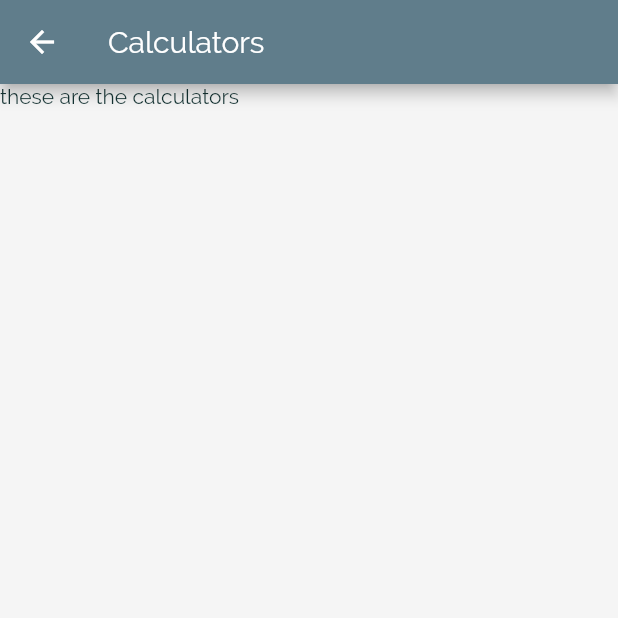
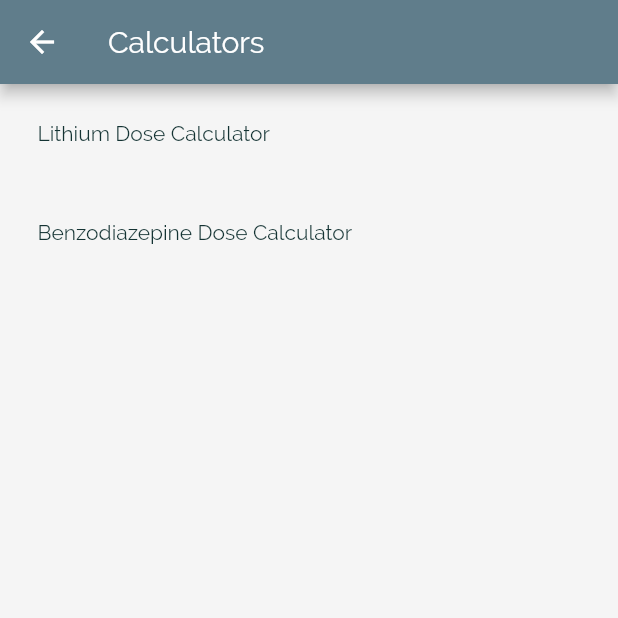
Before and after one commit to skoller/PsychStation, a Flutter app: the CalculatorsScreen screen opened by its route, on a phone screen of 412 x 824 dp, the top half of it. Run offline on Flutter 3.47's test engine with Material 2 defaults, Android fonts, the phone set to English and light mode, and no system bars.

Commit message:
navigation tree of calculators implemented

```diff
--- /dev/null
+++ b/lib/Tools/Calculators/Benzo_calc_screen.dart
@@ -0,0 +1,15 @@
+import 'package:flutter/material.dart';
+
+class BenzoCalcScreen extends StatelessWidget {
+  @override
+  Widget build(BuildContext context) {
+    return Scaffold(
+      appBar: AppBar(
+        title: Text("Bonzodiazepine Dose Calculator"),
+      ),
+      body: Container(
+       child: Text('this is the bezo calculator'),
+      ),
+    );
+  }
+}
--- /dev/null
+++ b/lib/Tools/Calculators/Calculator_item.dart
@@ -0,0 +1,50 @@
+import 'package:flutter/material.dart';
+
+class CalculatorItem extends StatelessWidget {
+  final String id;
+  final String title;
+
+  CalculatorItem(this.id, this.title);
+
+void selectCalc(BuildContext context, String title) {
+    void navPush(String route, Function args) {
+      Navigator.of(context).pushNamed(route, arguments: args);
+    }
+
+    switch (title) {
+      case 'Lithium Dose Calculator':
+        {
+          navPush('/tools/calculators/Li', (_) {});
+        }
+        break;
+      case 'Benzodiazepine Dose Calculator':
+        {
+          navPush('/tools/calculators/Benzo', (_) {});
+        }
+        break;
+      default:
+        {}
+    }
+  }
+
+
+
+
+Widget build(BuildContext context) {
+  return Container(
+            width: double.infinity,
+            padding: EdgeInsets.all(15),
+            child: InkWell(
+              onTap: () => selectCalc(context, title),
+              child: Container(
+                padding: const EdgeInsets.all(10),
+                child: Text(
+                  title,
+                  style: Theme.of(context).textTheme.bodyText1,
+                ),
+              ),
+            ),
+          );
+}
+
+}
--- a/lib/Tools/Calculators/Calulators_screen.dart
+++ b/lib/Tools/Calculators/Calulators_screen.dart
@@ -1,6 +1,19 @@
 import 'package:flutter/material.dart';
+import './Calculator_item.dart';
 
 class CalculatorsScreen extends StatelessWidget {
+
+  final calcs = const [
+    {
+      'id': 'calc1',
+      'title': 'Lithium Dose Calculator',
+    },
+    {
+      'id': 'calc2',
+      'title': 'Benzodiazepine Dose Calculator',
+    },
+  ];
+
   @override
   Widget build(BuildContext context) {
     return Scaffold(
@@ -8,7 +21,10 @@ class CalculatorsScreen extends StatelessWidget {
         title: Text("Calculators"),
       ),
       body: Container(
-       child: Text('these are the calculators'),
+        child: Column(children: [
+          CalculatorItem(calcs[0]['id'], calcs[0]['title']),
+          CalculatorItem(calcs[1]['id'], calcs[1]['title']),
+        ]),
       ),
     );
   }
--- /dev/null
+++ b/lib/Tools/Calculators/Li_calc_screen.dart
@@ -0,0 +1,15 @@
+import 'package:flutter/material.dart';
+
+class LiCalcScreen extends StatelessWidget {
+  @override
+  Widget build(BuildContext context) {
+    return Scaffold(
+      appBar: AppBar(
+        title: Text("Lithium Dose Calculator"),
+      ),
+      body: Container(
+       child: Text('this is the li calculator'),
+      ),
+    );
+  }
+}
--- a/lib/main.dart
+++ b/lib/main.dart
@@ -1,5 +1,7 @@
 import './Tools/Tools_screen.dart';
 import './Tools/Calculators/Calulators_screen.dart';
+import './Tools/Calculators/Li_calc_screen.dart';
+import './Tools/Calculators/Benzo_calc_screen.dart';
 import './Tools/Scales/Scales_screen.dart';
 import './Tools/Landmark_Studies/Landmark_studies_screen.dart';
 import './Tools/Clinical_Guides/Clinical_guides_screen.dart';
@@ -7,6 +9,7 @@ import './Tools/Local_Resources/Local_resources_screen.dart';
 import './Tools/Medications/Medications_screen.dart';
 import './Tools/DSM_Guide/DSM_guide_screen.dart';
 import './Tools/Primary_Care_For_Psychiatrists/Primary_care_for_psychiatrists_screen.dart';
+
 
 
 import 'package:flutter/material.dart';
@@ -48,6 +51,9 @@ class MyApp extends StatelessWidget {
         '/tools/medications': (cntx) => MedicationsScreen(),
         '/tools/DSM_guide': (cntx) => DSMGuideScreen(),
         '/tools/primary_care_for_psychiatrists': (cntx) => PrimaryCareForPsychiatristsScreen(),
+
+        '/tools/calculators/Li': (cntx) => LiCalcScreen(),
+        '/tools/calculators/Benzo': (cntx) => BenzoCalcScreen(),
       },
     );
   }
```
